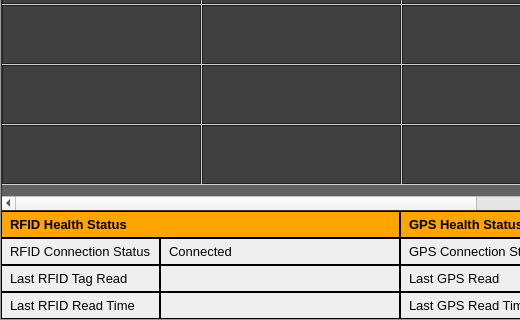
Old version of the form ui/main.ui in the repository DevGuruPro/rfid-python; both pictures show x 0 to 520 and y 266 to 586 of the 799 by 586 pixel window.
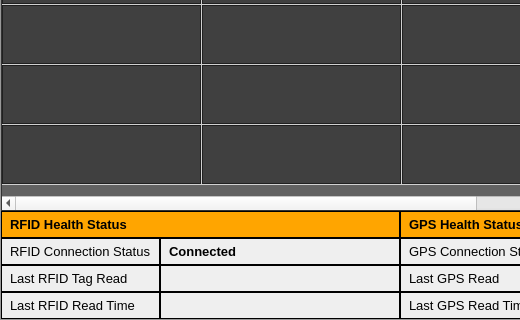
New version of the form. Icons and pictures are not drawn.

Commit message: Set color of status text.

```diff
--- a/ui/main.ui
+++ b/ui/main.ui
@@ -376,6 +376,13 @@
                </item>
                <item row="0" column="1">
                 <widget class="QLabel" name="rfid_connection_status">
+                 <property name="font">
+                  <font>
+                   <pointsize>10</pointsize>
+                   <weight>75</weight>
+                   <bold>true</bold>
+                  </font>
+                 </property>
                  <property name="styleSheet">
                   <string notr="true">padding: 5px;
 border: 1px solid black;</string>
```
Left out of the diff: 7 changed lines with no effect on the pictures. The commit also changes 1 other file.
